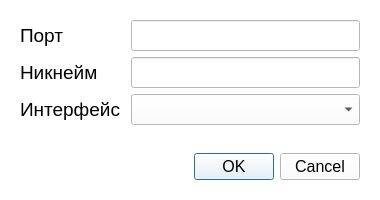
Above: setsocketsettings.ui from Dertosh/SocketChat before the change. Below: the same form after it.
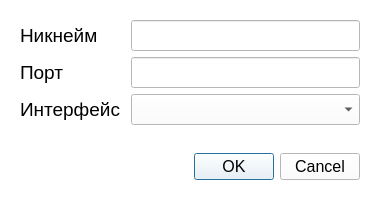
That is the form after the change.

Patch:
```diff
--- a/setsocketsettings.ui
+++ b/setsocketsettings.ui
@@ -481,39 +481,6 @@
         <property name="horizontalSpacing">
          <number>10</number>
         </property>
-        <item row="0" column="0">
-         <widget class="QLabel" name="portLabel">
-          <property name="sizePolicy">
-           <sizepolicy hsizetype="Preferred" vsizetype="Preferred">
-            <horstretch>0</horstretch>
-            <verstretch>0</verstretch>
-           </sizepolicy>
-          </property>
-          <property name="font">
-           <font>
-            <pointsize>14</pointsize>
-           </font>
-          </property>
-          <property name="text">
-           <string>Порт</string>
-          </property>
-         </widget>
-        </item>
-        <item row="0" column="1">
-         <widget class="QLineEdit" name="portLineEdit">
-          <property name="sizePolicy">
-           <sizepolicy hsizetype="Expanding" vsizetype="Fixed">
-            <horstretch>0</horstretch>
-            <verstretch>0</verstretch>
-           </sizepolicy>
-          </property>
-          <property name="font">
-           <font>
-            <pointsize>14</pointsize>
-           </font>
-          </property>
-         </widget>
-        </item>
         <item row="1" column="0">
          <widget class="QLabel" name="nicknameLabel">
           <property name="sizePolicy">
@@ -541,7 +508,7 @@
           </property>
          </widget>
         </item>
-        <item row="2" column="0">
+        <item row="3" column="0">
          <widget class="QLabel" name="interfaceLable">
           <property name="sizePolicy">
            <sizepolicy hsizetype="Preferred" vsizetype="Preferred">
@@ -568,7 +535,7 @@
           </property>
          </widget>
         </item>
-        <item row="2" column="1">
+        <item row="3" column="1">
          <widget class="QComboBox" name="interfaceComboBox">
           <property name="sizePolicy">
            <sizepolicy hsizetype="Expanding" vsizetype="Fixed">
@@ -592,6 +559,39 @@
           </property>
          </widget>
         </item>
+        <item row="2" column="0">
+         <widget class="QLabel" name="portLabel">
+          <property name="sizePolicy">
+           <sizepolicy hsizetype="Preferred" vsizetype="Preferred">
+            <horstretch>0</horstretch>
+            <verstretch>0</verstretch>
+           </sizepolicy>
+          </property>
+          <property name="font">
+           <font>
+            <pointsize>14</pointsize>
+           </font>
+          </property>
+          <property name="text">
+           <string>Порт</string>
+          </property>
+         </widget>
+        </item>
+        <item row="2" column="1">
+         <widget class="QLineEdit" name="portLineEdit">
+          <property name="sizePolicy">
+           <sizepolicy hsizetype="Expanding" vsizetype="Fixed">
+            <horstretch>0</horstretch>
+            <verstretch>0</verstretch>
+           </sizepolicy>
+          </property>
+          <property name="font">
+           <font>
+            <pointsize>14</pointsize>
+           </font>
+          </property>
+         </widget>
+        </item>
        </layout>
       </item>
       <item>
```
